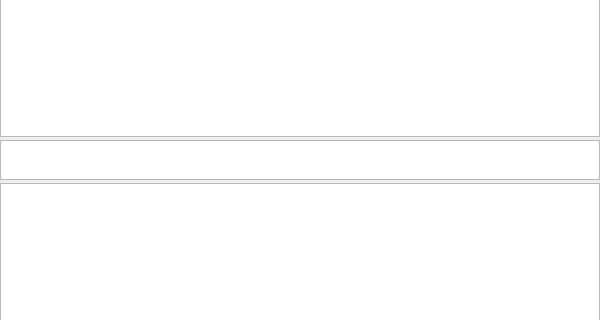
Old version of the form src/gdxviewer/gdxsymbolview.ui in the repository GAMS-dev/studio; both pictures show x 0 to 600 and y 135 to 455 of the 600 by 565 pixel window.
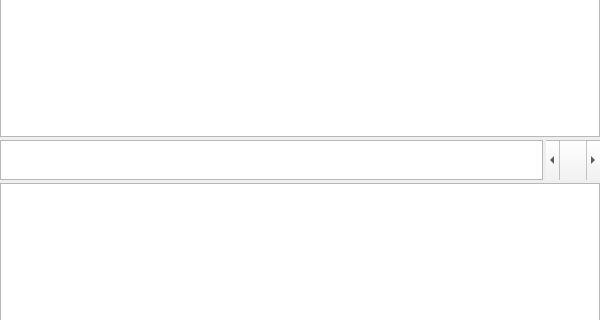
New version of the form.

Commit message: add scroll bar vor table view domain filter

The edit to the form file:
```diff
--- a/src/gdxviewer/gdxsymbolview.ui
+++ b/src/gdxviewer/gdxsymbolview.ui
@@ -226,6 +226,8 @@
     </widget>
    </item>
    <item>
+    <layout class="QHBoxLayout" name="horizontalLayout_2">
+     <item>
     <widget class="QTableView" name="tvRowDomains">
      <property name="enabled">
       <bool>true</bool>
@@ -252,13 +254,13 @@
       <enum>Qt::ScrollBarAlwaysOff</enum>
      </property>
      <property name="horizontalScrollBarPolicy">
-      <enum>Qt::ScrollBarAsNeeded</enum>
+        <enum>Qt::ScrollBarAlwaysOff</enum>
      </property>
      <property name="sizeAdjustPolicy">
       <enum>QAbstractScrollArea::AdjustIgnored</enum>
      </property>
      <attribute name="horizontalHeaderVisible">
-      <bool>true</bool>
+        <bool>false</bool>
      </attribute>
      <attribute name="horizontalHeaderCascadingSectionResizes">
       <bool>false</bool>
@@ -267,6 +269,39 @@
       <bool>false</bool>
      </attribute>
     </widget>
+     </item>
+     <item>
+      <widget class="QScrollBar" name="domFilterScrollBar">
+       <property name="enabled">
+        <bool>true</bool>
+       </property>
+       <property name="sizePolicy">
+        <sizepolicy hsizetype="Minimum" vsizetype="Minimum">
+         <horstretch>0</horstretch>
+         <verstretch>0</verstretch>
+        </sizepolicy>
+       </property>
+       <property name="maximumSize">
+        <size>
+         <width>16777215</width>
+         <height>16777215</height>
+        </size>
+       </property>
+       <property name="maximum">
+        <number>99</number>
+       </property>
+       <property name="value">
+        <number>0</number>
+       </property>
+       <property name="tracking">
+        <bool>true</bool>
+       </property>
+       <property name="orientation">
+        <enum>Qt::Horizontal</enum>
+       </property>
+      </widget>
+     </item>
+    </layout>
    </item>
    <item>
     <widget class="QTableView" name="tvTableView">
```
Lines whose indentation alone changed are shown as unchanged. The commit also changes 2 other files.
